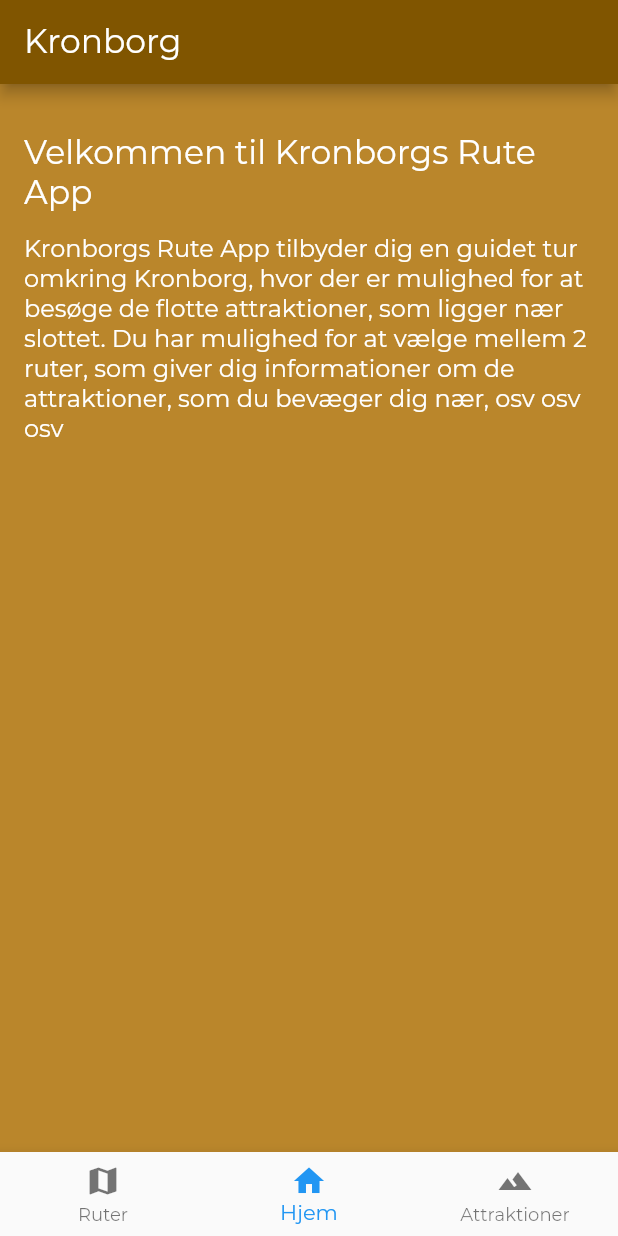
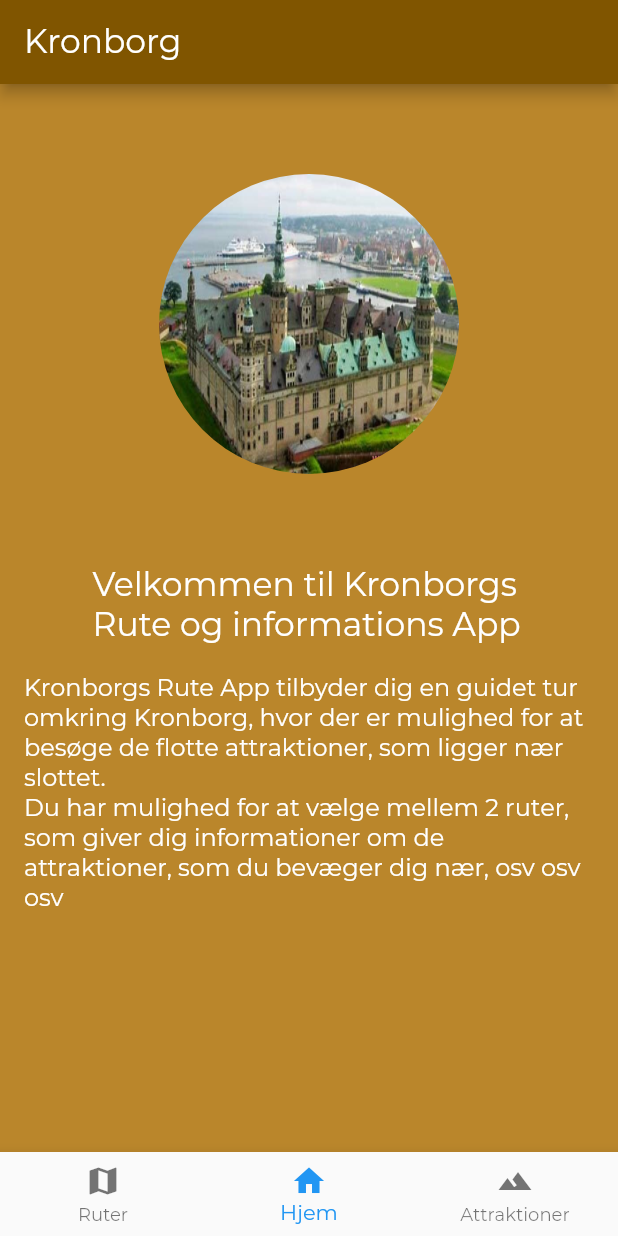
Before and after one commit to ChristianBjork/kronborg_app, a Flutter app: the screen it shows after launch, on a phone screen of 412 x 824 dp. Run offline on Flutter 3.47's test engine with Material 2 defaults, Android fonts, the phone set to English and light mode, and no system bars; our stand-ins replace flutter_map, font_awesome_flutter, latlong, location; missing offline and left inert: esys_flutter_share, flutter_webview_plugin, mvp.

Commit message:
small changes

```diff
--- a/lib/app.dart
+++ b/lib/app.dart
@@ -13,9 +13,10 @@ import 'services/location_service.dart';
 import 'style.dart';
 
 const FrontPageRoute = '/';
-const TrailDetailRoute = '/trail_detail';
+const TrailsRoute = '/trails';
+const TrailDetailRoute = '/trails/trail_detail';
 const AttractionDetailRoute = '/attraction_detail';
-const TrailEnabledRoute = '/trail_enabled';
+const TrailEnabledRoute = '/trails/trail_detail/trail_enabled';
 
 class App extends StatelessWidget {
   @override
@@ -68,7 +69,7 @@ class _MyAppState extends State<MyApp> {
           items: [
             BottomNavigationBarItem(
                 icon: Icon(Icons.map),
-                title: Text('Ruter')
+                title: Text('Ruter'),
             ),
             BottomNavigationBarItem(
                 icon: Icon(Icons.home),
@@ -92,8 +93,11 @@ class _MyAppState extends State<MyApp> {
         case FrontPageRoute:
           screen = FrontPage();
           break;
+        case TrailsRoute:
+          screen = Trails();
+          break;
         case TrailDetailRoute:
-          screen = TrailDetail(arguments['id']);
+          screen = TrailDetail(trailID: arguments['id']);
           break;
         case AttractionDetailRoute:
           screen = AttractionDetail(arguments['id']);
--- a/lib/models/attraction.dart
+++ b/lib/models/attraction.dart
@@ -9,13 +9,15 @@ class Attraction {
   final String imagePath;
   final List<Fact> facts;
   final LatLng mapLocation;
+  bool isVisited;
 
   Attraction({
     this.id,
     this.name,
     this.imagePath,
     this.facts,
-    this.mapLocation
+    this.mapLocation,
+    this.isVisited = false
   });
 
   // Hardcoded attractions --> needs to call a database in future version
@@ -69,7 +71,7 @@ class Attraction {
           imagePath: "assets/images/hamlet-scenen.jpg",
           facts: [
             Fact("Om Hamlet Scenen",
-                "HamletScenen forvalter en unik og umistelig kulturarv med afsæt i den altid mesterlige William Shakespeares værker, der gennem århundrederne vedbliver at være dybt vedkommende for enhver refleksion over den menneskelige tilstand og eksistens i går, i dag og i morgen. I en tid hvor døden er tabuiseret som aldrig før, og eksistens er noget de færreste funderer over, insisterer HamletScenen på at skabe og præsentere teater, der tager favntag med livets store spørgsmål."
+                "I en tid hvor døden er tabuiseret som aldrig før, og eksistens er noget de færreste funderer over, insisterer HamletScenen på at skabe og præsentere teater, der tager favntag med livets store spørgsmål."
             ),
             Fact("Historie",
                 "DEN KULTURELLE BRO MELLEM ENGLANDS SHAKESPEARE OG DANMARKS KRONBORG SLOT. "
--- a/lib/models/trail.dart
+++ b/lib/models/trail.dart
@@ -1,7 +1,6 @@
 /// Represents some descriptive information about a [Trail]..
 import 'package:latlong/latlong.dart';
 import 'fact.dart';
-import 'map_location.dart';
 
 class Trail {
 
@@ -21,7 +20,7 @@ class Trail {
     this.imagePath,
     this.facts,
     this.mapLocations,
-    this.attractionsVisited = 0,
+    this.attractionsVisited = 0
   });
 
 
@@ -67,7 +66,7 @@ class Trail {
           imagePath: 'assets/images/kronborg_nær.jpeg',
           facts: [
             Fact('Kom tæt på Kronborg',
-                'På denne rute møder du disse seværdigheder, osv osv osv')
+                'På denne rute møder du disse seværdigheder, osv osv osv,')
           ],
           mapLocations:
           <LatLng>[
--- a/lib/screens/front_page/fp_text_section.dart
+++ b/lib/screens/front_page/fp_text_section.dart
@@ -2,10 +2,10 @@ import 'package:flutter/material.dart';
 import '../../style.dart';
 
 class FPTextSection extends StatelessWidget {
-  final String _title = 'Velkommen til Kronborgs Rute App';
+  final String _title = 'Velkommen til Kronborgs \nRute og informations App';
   final String _body =
       'Kronborgs Rute App tilbyder dig en guidet tur omkring Kronborg, hvor der er mulighed for at besøge de flotte attraktioner, som ligger nær slottet. '
-      'Du har mulighed for at vælge mellem 2 ruter, som giver dig informationer om de attraktioner, som du bevæger dig nær, osv osv osv ';
+      '\nDu har mulighed for at vælge mellem 2 ruter, som giver dig informationer om de attraktioner, som du bevæger dig nær, osv osv osv ';
 
   FPTextSection();
 
@@ -15,16 +15,28 @@ class FPTextSection extends StatelessWidget {
   @override
   Widget build(BuildContext context) {
     return Column(
-      mainAxisAlignment: MainAxisAlignment.start,
-      crossAxisAlignment: CrossAxisAlignment.stretch,
+      mainAxisSize: MainAxisSize.min,
       children: [
         Container(
-            padding: const EdgeInsets.fromLTRB(_hPad, 32.0, _hPad, 4.0),
+          margin: new EdgeInsets.symmetric(vertical: 60.0),
+          height: 200.0,
+          width: 200.0,
+          decoration: BoxDecoration(
+            shape: BoxShape.circle,
+            image: DecorationImage(
+              fit: BoxFit.fill,
+              image: AssetImage('assets/images/kronborg-slot.png'),
+            ),
+          ),
+        ),
+        Container(
+            padding: const EdgeInsets.fromLTRB(_hPad, 0.0, _hPad, 4.0),
             child: Text(_title, style: TitleTextStyleLight)),
         Container(
             padding:
-            const EdgeInsets.symmetric(vertical: 10.0, horizontal: _hPad),
+            const EdgeInsets.symmetric(vertical: 15.0, horizontal: _hPad),
             child: Text(_body, style: SubTitleTextStyle)),
+
       ],
     );
   }
--- a/lib/screens/trails/trails.dart
+++ b/lib/screens/trails/trails.dart
@@ -1,5 +1,6 @@
 import 'package:flutter/material.dart';
 import 'package:kronborg_app/models/trail.dart';
+import 'package:kronborg_app/screens/trail_detail/trail_detail.dart';
 import 'package:kronborg_app/style.dart';
 import 'package:kronborg_app/widgets/image_banner.dart';
 import '../../app.dart';
@@ -7,6 +8,8 @@ import 'trails_tile_overlay.dart';
 
 
 class Trails extends StatelessWidget {
+
+  const Trails({Key key}) : super(key: key);
 
   @override
   Widget build(BuildContext context) {
--- a/lib/style.dart
+++ b/lib/style.dart
@@ -49,7 +49,7 @@ const SubTitleTextStyle = TextStyle(
 const CaptionTextStyle = TextStyle(
   fontFamily: FontNameDefault,
   fontWeight: FontWeight.w300,
-  fontSize: SmallTextSize,
+  fontSize: MediumTextSize,
   color: TextColorDark,
 );
 
--- a/lib/widgets/image_banner.dart
+++ b/lib/widgets/image_banner.dart
@@ -10,7 +10,8 @@ class ImageBanner extends StatelessWidget {
   Widget build(BuildContext context){
     return Container(
         constraints: BoxConstraints.expand(height: height),
-        decoration: BoxDecoration(color: Colors.grey),
+        decoration: BoxDecoration(
+            color: Colors.grey),
         child: Image.asset(
           assetPath,
           fit: BoxFit.cover,
--- a/pubspec.yaml
+++ b/pubspec.yaml
@@ -22,6 +22,8 @@ dependencies:
 
   provider: ^3.0.0
   location: ^2.3.5
+
+  esys_flutter_share: ^1.0.2
 
   font_awesome_flutter: ^8.5.0
   mvp: ^1.0.0
```
Also changed, not shown: lib/presenters/trail_presenter.dart (+12 -2 lines), lib/screens/trail_detail/trail_detail.dart (+13 -24 lines), lib/screens/trail_enabled/trail_enabled.dart (+62 -48 lines), pubspec.lock, 1 other file.
